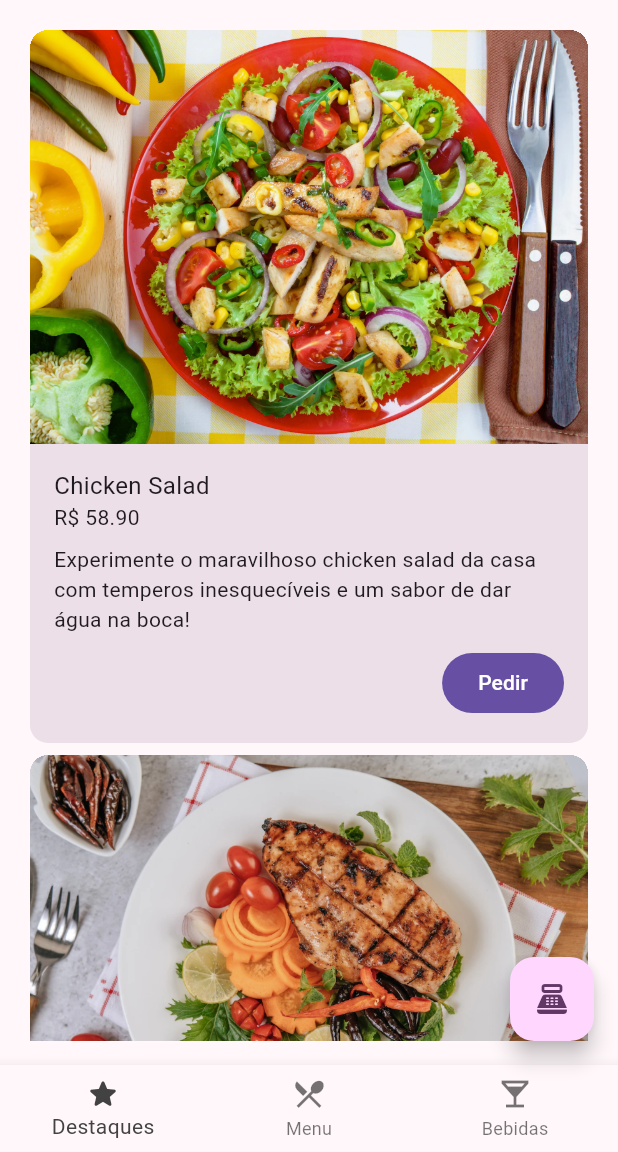
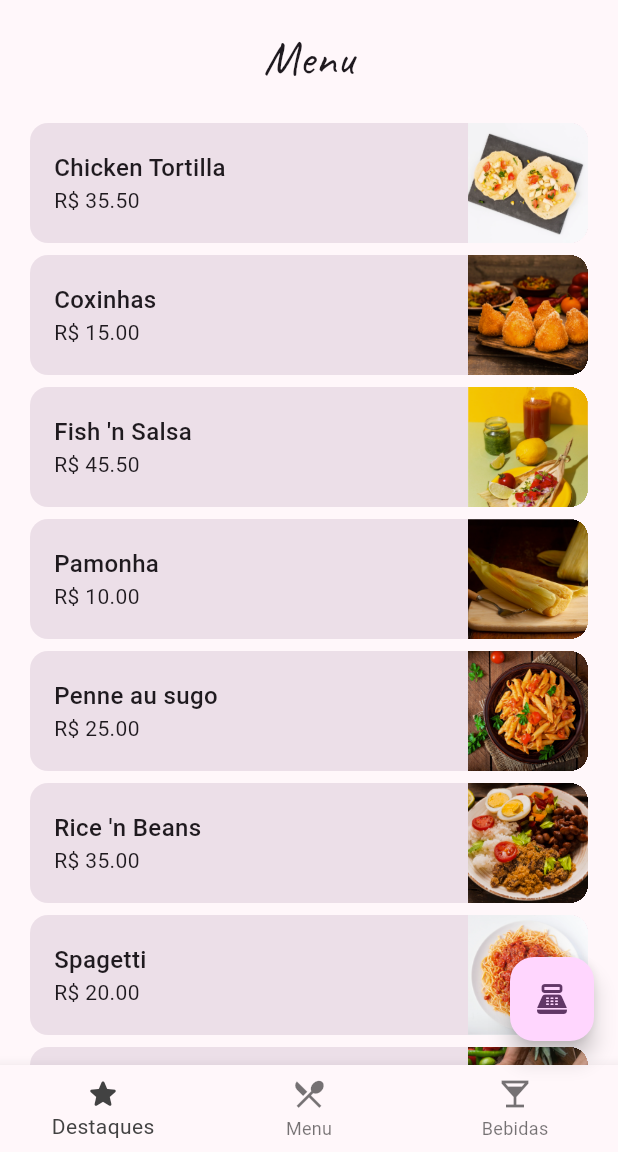
Before and after one commit to ItsonStos/delivery_food, a Flutter app: the screen it shows after launch, on a phone screen of 412 x 824 dp, the part 84-1236 px from its top. Run offline on Flutter 3.47's test engine with Material 3 defaults, Android fonts, the phone set to English and light mode, and no system bars.

Commit message:
feat: creat page menu

```diff
--- a/lib/cardapio.dart
+++ b/lib/cardapio.dart
@@ -1,5 +1,5 @@
 const String _imageInitialPath = "assets/images";
-const List<Object> destaques = [
+const List<Map<String, dynamic>> destaques = [
   {
     "image": "$_imageInitialPath/chicken-salad.png",
     "name": "Chicken Salad",
@@ -28,7 +28,8 @@ const List<Object> destaques = [
     "image": "$_imageInitialPath/lasagna-bolognese.jpg",
     "name": "Lasagna Bolognese",
     "price": "55.00",
-    "description": "Um clássico da culinária italiana para sua mesa. Chame sua família toda para apreciar essa massa macia e cheia de recheio, com aquele gostinho de infância."
+    "description":
+        "Um clássico da culinária italiana para sua mesa. Chame sua família toda para apreciar essa massa macia e cheia de recheio, com aquele gostinho de infância."
   },
   {
     "image": "$_imageInitialPath/shrimp-n-rice.png",
@@ -38,100 +39,28 @@ const List<Object> destaques = [
   }
 ];
 
-const List<Object> comidas = [
-  {
-    "image": "$_imageInitialPath/chicken-tortilla.png",
-    "name": "Chicken Tortilla",
-    "price": "35.50"
-  },
-  {
-    "image": "$_imageInitialPath/coxinhas.png",
-    "name": "Coxinhas",
-    "price": "15.00"
-  },
-  {
-    "image": "$_imageInitialPath/fish-n-salsa.png",
-    "name": "Fish 'n Salsa",
-    "price": "45.50"
-  },
-  {
-    "image": "$_imageInitialPath/pamonha.png",
-    "name": "Pamonha",
-    "price": "10.00"
-  },
-  {
-    "image": "$_imageInitialPath/penne-au-sugo.png",
-    "name": "Penne au sugo",
-    "price": "25.00"
-  },
-  {
-    "image": "$_imageInitialPath/rice-n-beans.jpg",
-    "name": "Rice 'n Beans",
-    "price": "35.00"
-  },
-  {
-    "image": "$_imageInitialPath/spagetti.png",
-    "name": "Spagetti",
-    "price": "20.00"
-  },
-  {
-    "image": "$_imageInitialPath/steak-veggies.png",
-    "name": "Steak Veggies",
-    "price": "68.00"
-  },
-  {
-    "image": "$_imageInitialPath/steak.png",
-    "name": "Steak",
-    "price": "68.00"
-  },
-  {
-    "image": "$_imageInitialPath/tapioca-taco.jpg",
-    "name": "Tapioca Taco",
-    "price": "25.00"
-  }
+const List<Map<String, dynamic>> comidas = [
+  {"image": "$_imageInitialPath/chicken-tortilla.png", "name": "Chicken Tortilla", "price": "35.50"},
+  {"image": "$_imageInitialPath/coxinhas.png", "name": "Coxinhas", "price": "15.00"},
+  {"image": "$_imageInitialPath/fish-n-salsa.png", "name": "Fish 'n Salsa", "price": "45.50"},
+  {"image": "$_imageInitialPath/pamonha.png", "name": "Pamonha", "price": "10.00"},
+  {"image": "$_imageInitialPath/penne-au-sugo.png", "name": "Penne au sugo", "price": "25.00"},
+  {"image": "$_imageInitialPath/rice-n-beans.jpg", "name": "Rice 'n Beans", "price": "35.00"},
+  {"image": "$_imageInitialPath/spagetti.png", "name": "Spagetti", "price": "20.00"},
+  {"image": "$_imageInitialPath/steak-veggies.png", "name": "Steak Veggies", "price": "68.00"},
+  {"image": "$_imageInitialPath/steak.png", "name": "Steak", "price": "68.00"},
+  {"image": "$_imageInitialPath/tapioca-taco.jpg", "name": "Tapioca Taco", "price": "25.00"}
 ];
 
 const List<Object> drinks = [
-  {
-    "image": "$_imageInitialPath/caipirinha.jpg",
-    "name": "Caipirinha",
-    "price": "12.00"
-  },
-  {
-    "image": "$_imageInitialPath/special-drink1.png",
-    "name": "BloodMary",
-    "price": "18.00"
-  },
-  {
-    "image": "$_imageInitialPath/special-drink2.png",
-    "name": "Negroni",
-    "price": "22.00"
-  },
-  {
-    "image": "$_imageInitialPath/special-drink3.png",
-    "name": "Old Fashioned",
-    "price": "24.00"
-  },
-  {
-    "image": "$_imageInitialPath/special-drink4.png",
-    "name": "Piña Colada",
-    "price": "30.00"
-  },
-  {
-    "image": "$_imageInitialPath/special-drink5.png",
-    "name": "Gin Tônica",
-    "price": "23.00"
-  },
-  {
-    "image": "$_imageInitialPath/special-drink6.png",
-    "name": "Cosmopolitan",
-    "price": "28.00"
-  },
-  {
-    "image": "$_imageInitialPath/special-drink7.png",
-    "name": "Jagger Bomb",
-    "price": "27.00"
-  }
+  {"image": "$_imageInitialPath/caipirinha.jpg", "name": "Caipirinha", "price": "12.00"},
+  {"image": "$_imageInitialPath/special-drink1.png", "name": "BloodMary", "price": "18.00"},
+  {"image": "$_imageInitialPath/special-drink2.png", "name": "Negroni", "price": "22.00"},
+  {"image": "$_imageInitialPath/special-drink3.png", "name": "Old Fashioned", "price": "24.00"},
+  {"image": "$_imageInitialPath/special-drink4.png", "name": "Piña Colada", "price": "30.00"},
+  {"image": "$_imageInitialPath/special-drink5.png", "name": "Gin Tônica", "price": "23.00"},
+  {"image": "$_imageInitialPath/special-drink6.png", "name": "Cosmopolitan", "price": "28.00"},
+  {"image": "$_imageInitialPath/special-drink7.png", "name": "Jagger Bomb", "price": "27.00"}
 ];
 
 const List<Object> pedido = [
@@ -141,14 +70,6 @@ const List<Object> pedido = [
     "price": "58.90",
     "description": "Experimente o maravilhoso chicken salad da casa com temperos inesquecíveis e um sabor de dar água na boca!"
   },
-  {
-    "image": "$_imageInitialPath/penne-au-sugo.png",
-    "name": "Penne au sugo",
-    "price": "25.00"
-  },
-  {
-    "image": "$_imageInitialPath/special-drink6.png",
-    "name": "Cosmopolitan",
-    "price": "28.00"
-  },
+  {"image": "$_imageInitialPath/penne-au-sugo.png", "name": "Penne au sugo", "price": "25.00"},
+  {"image": "$_imageInitialPath/special-drink6.png", "name": "Cosmopolitan", "price": "28.00"},
 ];
--- a/lib/components/food_item.dart
+++ b/lib/components/food_item.dart
@@ -1,13 +1,13 @@
 import 'package:flutter/material.dart';
 
 class FoodItem extends StatelessWidget {
-const FoodItem({ Key? key, required this.itemTitle, required this.itemPrice, required this.imageURI }) : super(key: key);
+  const FoodItem({Key? key, required this.itemTitle, required this.itemPrice, required this.imageURI}) : super(key: key);
   final String itemTitle;
   final String itemPrice;
   final String imageURI;
 
   @override
-  Widget build(BuildContext context){
+  Widget build(BuildContext context) {
     return InkWell(
       child: Card(
         clipBehavior: Clip.hardEdge,
@@ -21,12 +21,17 @@ const FoodItem({ Key? key, required this.itemTitle, required this.itemPrice, req
               child: Column(
                 crossAxisAlignment: CrossAxisAlignment.start,
                 children: <Widget>[
-                  Text(itemTitle, style: const TextStyle(fontSize: 16, fontWeight: FontWeight.w500),),
-                  Text("R\$ " + itemPrice),
+                  Text(
+                    itemTitle,
+                    style: const TextStyle(fontSize: 16, fontWeight: FontWeight.w500),
+                  ),
+                  Text("R\$ $itemPrice"),
                 ],
               ),
             ),
             Image(
+              height: 80,
+              width: 80,
               image: AssetImage(imageURI),
               fit: BoxFit.cover,
             ),
--- a/lib/components/highlight_item.dart
+++ b/lib/components/highlight_item.dart
@@ -2,14 +2,14 @@ import 'package:flutter/material.dart';
 import 'package:panucci_ristorante/themes/app_colors.dart';
 
 class HighlightItem extends StatelessWidget {
-const HighlightItem({ Key? key, required this.imageURI, required this.itemTitle, required this.itemPrice, required this.itemDescription}) : super(key: key);
-final String imageURI;
-final String itemTitle;
-final String itemPrice;
-final String itemDescription;
+  const HighlightItem({Key? key, required this.imageURI, required this.itemTitle, required this.itemPrice, required this.itemDescription}) : super(key: key);
+  final String imageURI;
+  final String itemTitle;
+  final String itemPrice;
+  final String itemDescription;
 
   @override
-  Widget build(BuildContext context){
+  Widget build(BuildContext context) {
     return Card(
       clipBehavior: Clip.hardEdge,
       color: Theme.of(context).colorScheme.surfaceVariant,
@@ -17,6 +17,8 @@ final String itemDescription;
       child: Column(
         children: <Widget>[
           Image(
+            height: 120,
+            width: double.infinity,
             image: AssetImage(imageURI),
             fit: BoxFit.cover,
           ),
@@ -25,8 +27,11 @@ final String itemDescription;
             child: Column(
               crossAxisAlignment: CrossAxisAlignment.stretch,
               children: [
-                Text(itemTitle, style: const TextStyle(fontSize: 16),),
-                Text("R\$ " + itemPrice),
+                Text(
+                  itemTitle,
+                  style: const TextStyle(fontSize: 16),
+                ),
+                Text("R\$ $itemPrice"),
                 Padding(
                   padding: const EdgeInsets.symmetric(vertical: 8.0),
                   child: Text(itemDescription),
--- /dev/null
+++ b/lib/screens/food_menu.dart
@@ -0,0 +1,44 @@
+import 'package:flutter/material.dart';
+import 'package:panucci_ristorante/cardapio.dart';
+import 'package:panucci_ristorante/components/food_item.dart';
+
+class FoodMenu extends StatelessWidget {
+  const FoodMenu({super.key});
+  final List foodMenu = comidas;
+
+  @override
+  Widget build(BuildContext context) {
+    return Padding(
+      padding: const EdgeInsets.fromLTRB(16, 16, 16, 0),
+      child: CustomScrollView(
+        slivers: [
+          const SliverToBoxAdapter(
+            child: Padding(
+              padding: EdgeInsets.only(bottom: 16.0),
+              child: Text(
+                'Menu',
+                style: TextStyle(
+                  fontFamily: "Caveat",
+                  fontSize: 32,
+                ),
+                textAlign: TextAlign.center,
+              ),
+            ),
+          ),
+          SliverList(
+            delegate: SliverChildBuilderDelegate(
+              (context, index) {
+                return FoodItem(
+                  itemTitle: comidas[index]['name'],
+                  itemPrice: comidas[index]['price'],
+                  imageURI: comidas[index]["image"],
+                );
+              },
+              childCount: comidas.length,
+            ),
+          ),
+        ],
+      ),
+    );
+  }
+}
--- a/lib/screens/highlights.dart
+++ b/lib/screens/highlights.dart
@@ -3,23 +3,48 @@ import 'package:panucci_ristorante/cardapio.dart';
 import 'package:panucci_ristorante/components/highlight_item.dart';
 
 class Highlights extends StatelessWidget {
+  const Highlights({super.key});
+
   final List items = destaques;
-  const Highlights({super.key});
 
   @override
   Widget build(BuildContext context) {
     return Padding(
-      padding: const EdgeInsets.all(16.0),
-      child: ListView.builder(
-        itemBuilder: (context, index) {
-          return HighlightItem(
-            imageURI: items[index]['image'],
-            itemTitle: items[index]['name'],
-            itemPrice: items[index]['price'],
-            itemDescription: items[index]['description'],
-          );
-        },
-        itemCount: items.length,
+      padding: const EdgeInsets.fromLTRB(16.0, 16.0, 16.0, 0),
+      child: CustomScrollView(
+        slivers: [
+          const SliverToBoxAdapter(
+            child: Padding(
+              padding: EdgeInsets.only(
+                bottom: 16.0,
+              ),
+              child: Text(
+                'Destaque do Dia',
+                style: TextStyle(
+                  fontFamily: "Caveat",
+                  fontSize: 32,
+                ),
+                textAlign: TextAlign.center,
+              ),
+            ),
+          ),
+          SliverList(
+            delegate: SliverChildBuilderDelegate(
+              (
+                context,
+                index,
+              ) {
+                return HighlightItem(
+                  imageURI: destaques[index]['image'],
+                  itemTitle: destaques[index]['name'],
+                  itemPrice: destaques[index]['price'],
+                  itemDescription: destaques[index]['description'],
+                );
+              },
+              childCount: items.length,
+            ),
+          ),
+        ],
       ),
     );
   }
--- a/lib/screens/home.dart
+++ b/lib/screens/home.dart
@@ -1,6 +1,6 @@
 import 'package:flutter/material.dart';
 import 'package:panucci_ristorante/components/main_drawer.dart';
-import 'package:panucci_ristorante/screens/highlights.dart';
+import 'package:panucci_ristorante/screens/food_menu.dart';
 import 'package:panucci_ristorante/themes/app_colors.dart';
 
 class Home extends StatefulWidget {
@@ -30,7 +30,7 @@ class _HomeState extends State<Home> {
         centerTitle: true,
       ),
       floatingActionButton: FloatingActionButton(
-        onPressed: (){
+        onPressed: () {
           Navigator.push(context, MaterialPageRoute(builder: (context) {
             return const Home();
           }));
@@ -61,7 +61,7 @@ class _HomeState extends State<Home> {
           });
         },
       ),
-      body: Highlights(),
+      body: const FoodMenu(),
     );
   }
 }
```
Lines whose indentation alone changed are shown as unchanged.
